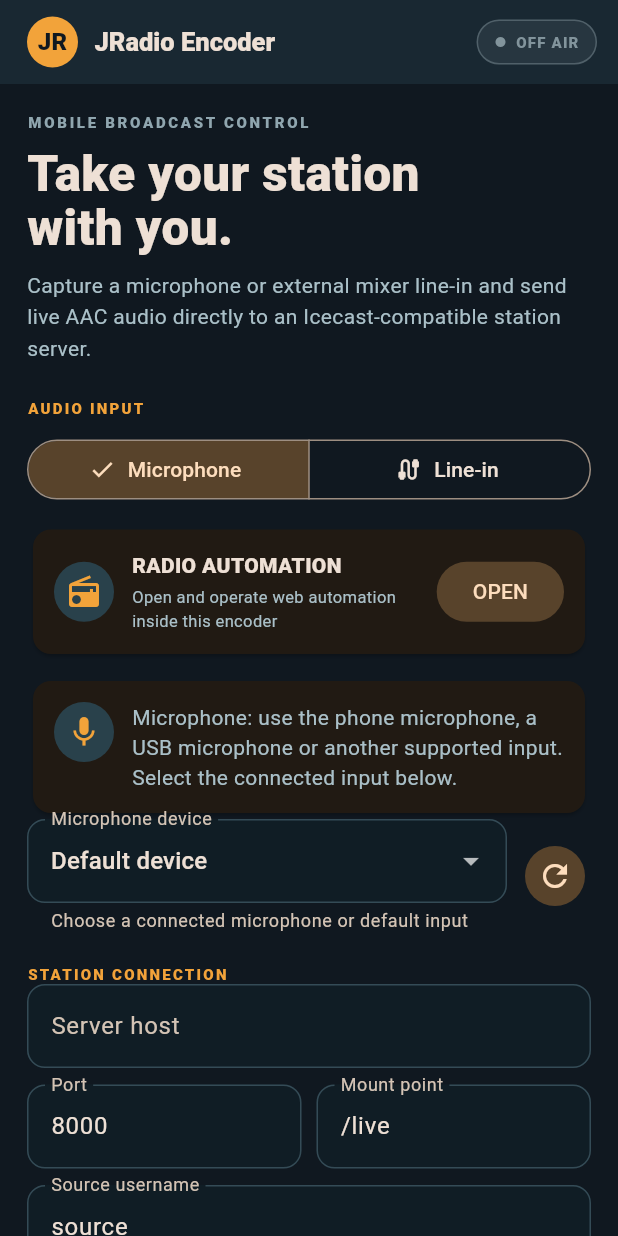
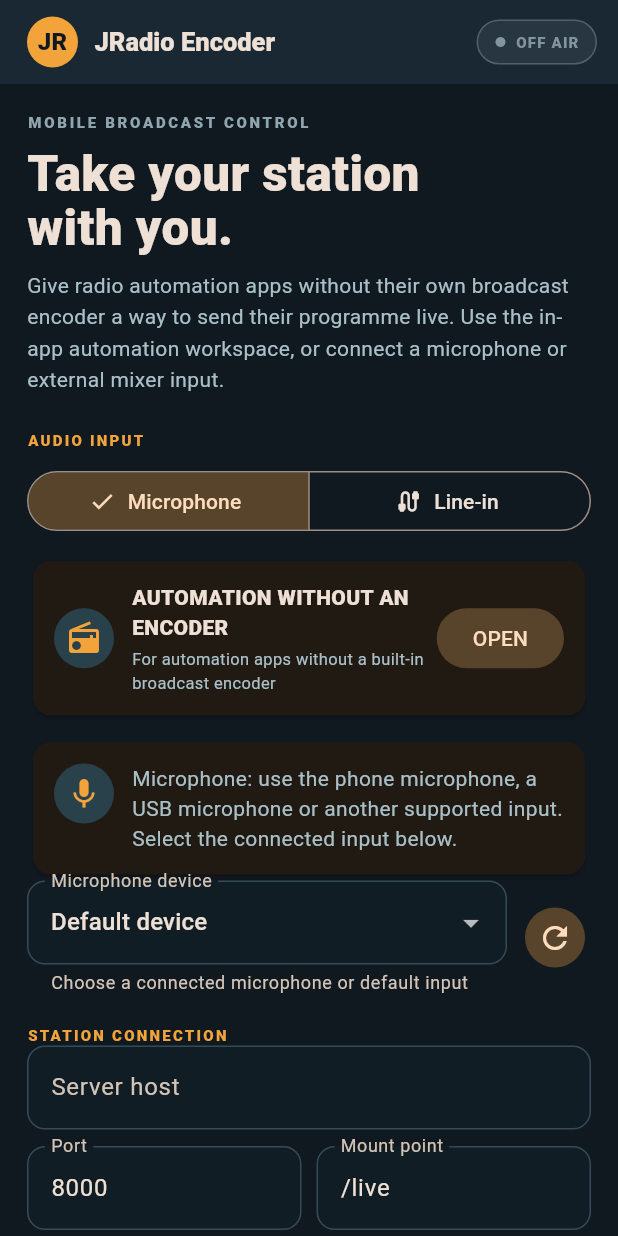
Before and after one commit to jradiosouthafrica-sa/jr-universal-broadcast-encoder, a Flutter app: the screen it shows after launch, on a phone screen of 412 x 824 dp. Run offline on Flutter 3.47's test engine with Material 3 defaults, Android fonts, the phone set to English and light mode, and no system bars; our stand-ins replace webview_flutter; missing offline and left inert: flutter_foreground_task, record.

Commit message:
Clarify encoder purpose for automation apps without encoders

```diff
--- a/mobile/flutter/lib/main.dart
+++ b/mobile/flutter/lib/main.dart
@@ -262,7 +262,7 @@ class _StudioHomeState extends State<StudioHome> {
             ),
             const SizedBox(height: 10),
             const Text(
-              'Capture a microphone or external mixer line-in and send live AAC audio directly to an Icecast-compatible station server.',
+              'Give radio automation apps without their own broadcast encoder a way to send their programme live. Use the in-app automation workspace, or connect a microphone or external mixer input.',
               style: TextStyle(color: Color(0xFFAAC0C8), height: 1.5),
             ),
             const SizedBox(height: 22),
@@ -306,10 +306,10 @@ class _StudioHomeState extends State<StudioHome> {
                       child: Column(
                         crossAxisAlignment: CrossAxisAlignment.start,
                         children: [
-                          Text('RADIO AUTOMATION', style: TextStyle(fontWeight: FontWeight.w800)),
+                          Text('AUTOMATION WITHOUT AN ENCODER', style: TextStyle(fontWeight: FontWeight.w800)),
                           SizedBox(height: 3),
                           Text(
-                            'Open and operate web automation inside this encoder',
+                            'For automation apps without a built-in broadcast encoder',
                             style: TextStyle(color: Color(0xFFAAC0C8), fontSize: 11),
                           ),
                         ],
```
